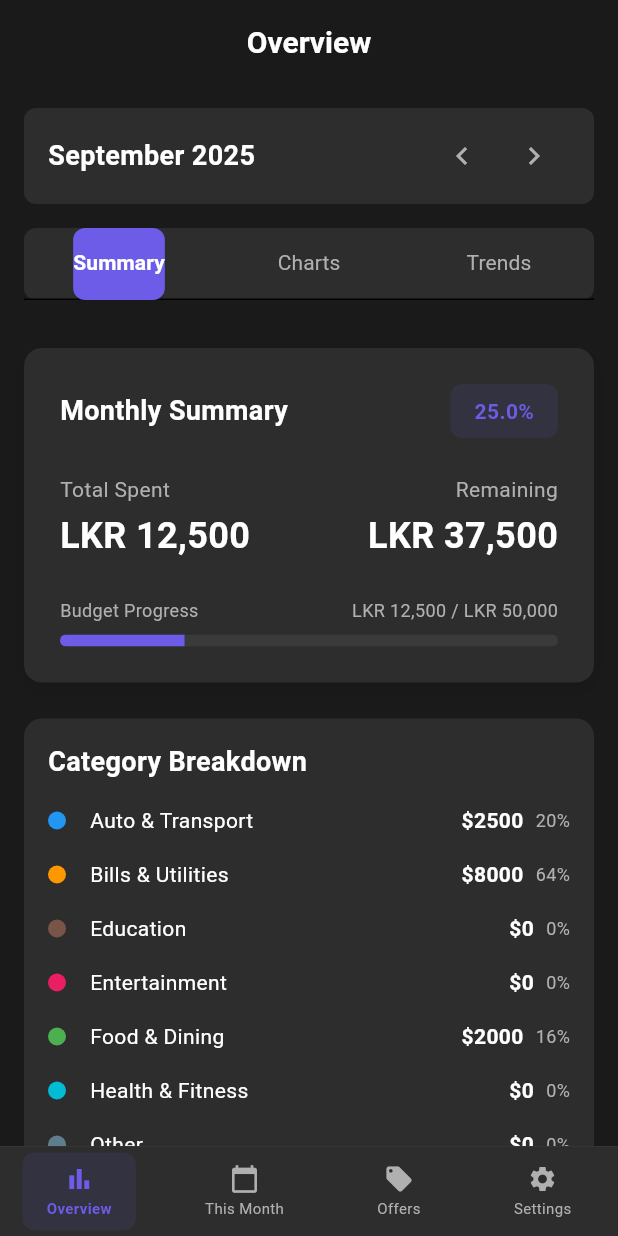
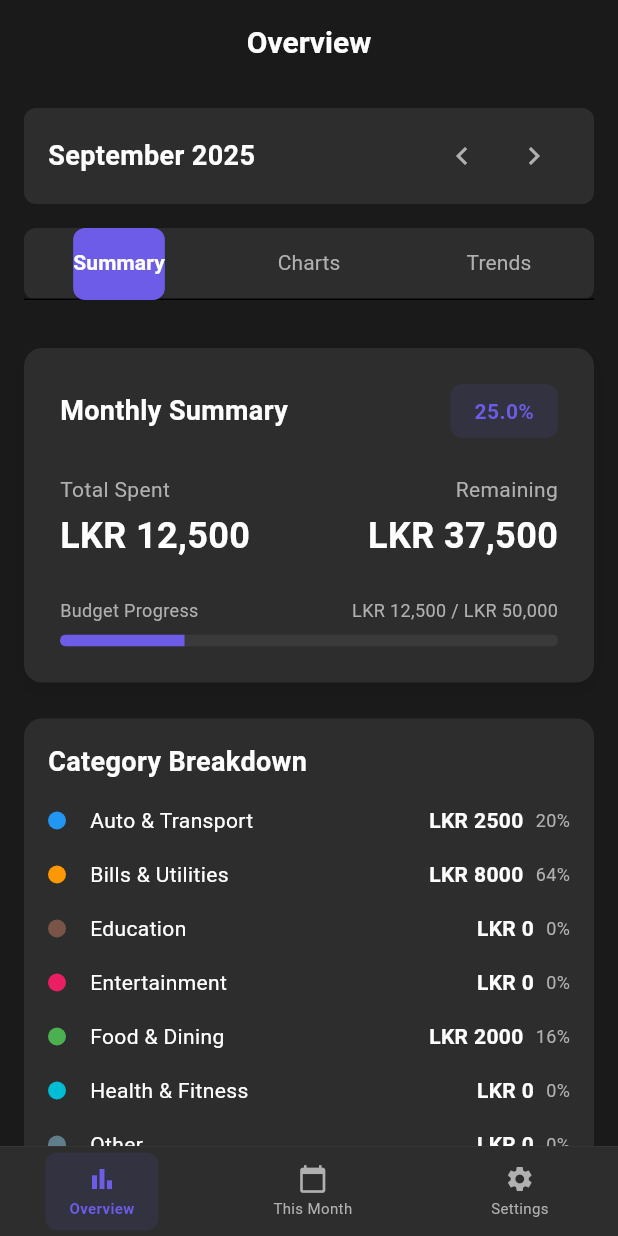
Before and after one commit to rishithamenush/moneymaker, a Flutter app: the screen it shows after launch, on a phone screen of 412 x 824 dp. Run offline on Flutter 3.47's test engine with Material 3 defaults, Android fonts, the phone set to English and light mode, and no system bars; our stand-ins replace equatable, fl_chart, flutter_local_notifications, flutter_secure_storage, shared_preferences, sqflite and 1 more; accounts and stored records are empty.

Commit message:
Inital commit

```diff
--- a/lib/app/routes.dart
+++ b/lib/app/routes.dart
@@ -6,6 +6,5 @@ class AppRoutes {
   static const String addExpense = '/add-expense';
   static const String budget = '/budget';
   static const String createBudget = '/create-budget';
-  static const String offers = '/offers';
   static const String settings = '/settings';
 }
--- a/lib/core/constants/strings.dart
+++ b/lib/core/constants/strings.dart
@@ -5,7 +5,6 @@ class AppStrings {
   // Navigation
   static const String overview = 'Overview';
   static const String thisMonth = 'This Month';
-  static const String offers = 'Offers';
   static const String settings = 'Settings';
 
   // Common
--- a/lib/presentation/navigation/app_router.dart
+++ b/lib/presentation/navigation/app_router.dart
@@ -36,13 +36,6 @@ class AppRouter {
           ),
           settings: settings,
         );
-      case AppRoutes.offers:
-        return MaterialPageRoute(
-          builder: (_) => const Scaffold(
-            body: Center(child: Text('Offers Page')),
-          ),
-          settings: settings,
-        );
       case AppRoutes.settings:
         return MaterialPageRoute(
           builder: (_) => const Scaffold(
--- a/lib/presentation/navigation/bottom_nav_bar.dart
+++ b/lib/presentation/navigation/bottom_nav_bar.dart
@@ -41,15 +41,9 @@ class CustomBottomNavBar extends StatelessWidget {
             context: context,
           ),
           _buildNavItem(
-            icon: Icons.local_offer,
-            label: AppStrings.offers,
-            index: 2,
-            context: context,
-          ),
-          _buildNavItem(
             icon: Icons.settings,
             label: AppStrings.settings,
-            index: 3,
+            index: 2,
             context: context,
           ),
         ],
@@ -126,13 +120,6 @@ class CustomBottomNavBar extends StatelessWidget {
       case 2:
         Navigator.pushNamedAndRemoveUntil(
           context,
-          AppRoutes.offers,
-          (route) => false,
-        );
-        break;
-      case 3:
-        Navigator.pushNamedAndRemoveUntil(
-          context,
           AppRoutes.settings,
           (route) => false,
         );
--- a/lib/presentation/pages/home/home_page.dart
+++ b/lib/presentation/pages/home/home_page.dart
@@ -75,7 +75,7 @@ class _HomePageState extends State<HomePage> {
               Padding(
                 padding: const EdgeInsets.all(AppDimensions.paddingM),
                 child: Text(
-                  '\$${totalSpent.toStringAsFixed(0)}',
+                  'LKR ${totalSpent.toStringAsFixed(0)}',
                   style: const TextStyle(
                     fontSize: 48,
                     fontWeight: FontWeight.bold,
--- a/lib/presentation/pages/overview/overview_page.dart
+++ b/lib/presentation/pages/overview/overview_page.dart
@@ -306,7 +306,7 @@ class _OverviewPageState extends State<OverviewPage> with TickerProviderStateMix
                     ),
                   ),
                   Text(
-                    '\$${categoryTotal.toStringAsFixed(0)}',
+                    'LKR ${categoryTotal.toStringAsFixed(0)}',
                     style: const TextStyle(
                       color: AppColors.textPrimary,
                       fontSize: 14,
@@ -342,7 +342,7 @@ class _OverviewPageState extends State<OverviewPage> with TickerProviderStateMix
         Expanded(
           child: _buildStatCard(
             title: 'Daily Average',
-            value: '\$${avgDailySpending.toStringAsFixed(0)}',
+            value: 'LKR ${avgDailySpending.toStringAsFixed(0)}',
             icon: Icons.trending_up,
             color: AppColors.success,
           ),
```
